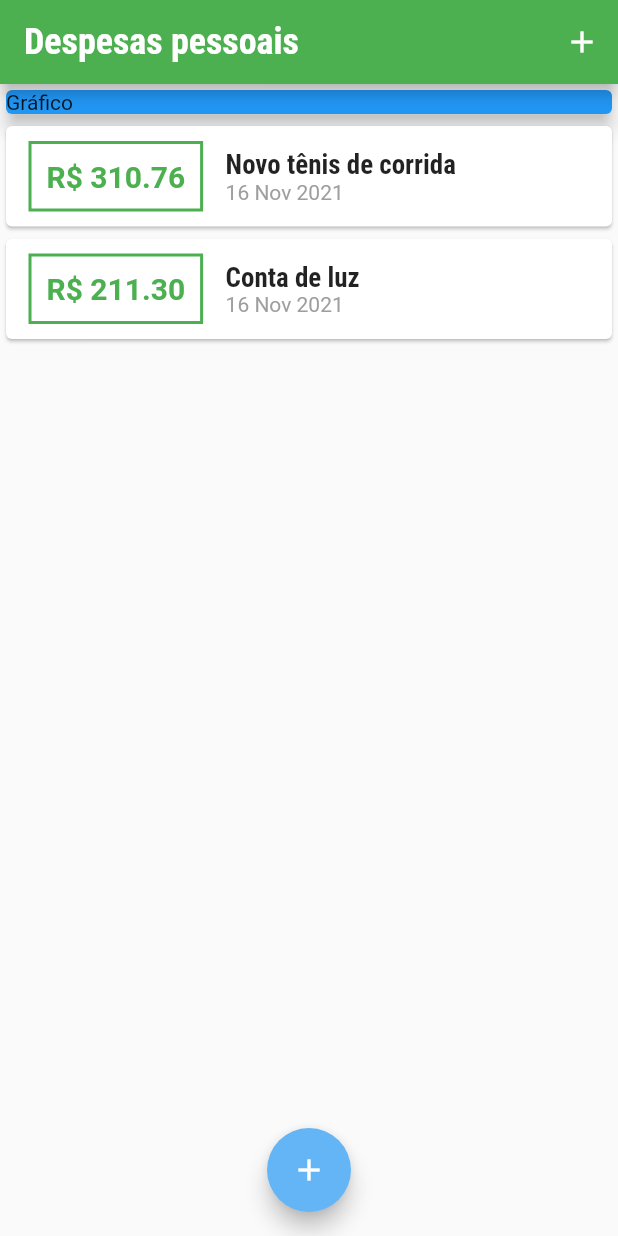
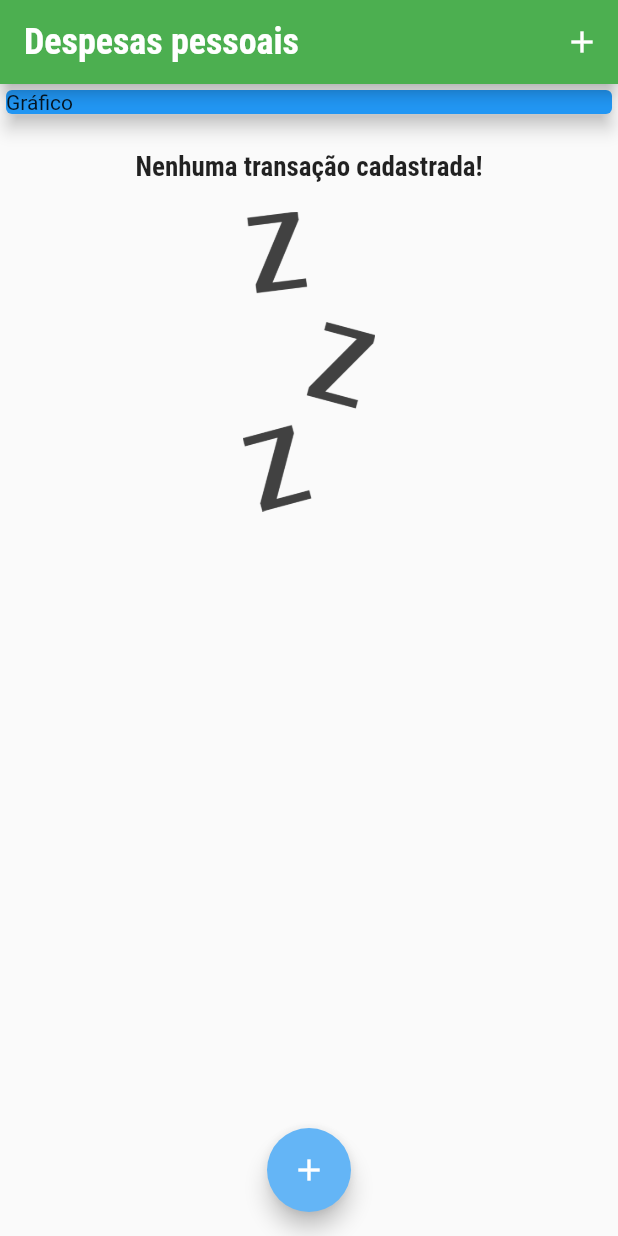
Before and after one commit to oElberte/expenses, a Flutter app: the screen it shows after launch, on a phone screen of 412 x 824 dp. Run offline on Flutter 3.47's test engine with Material 2 defaults, Android fonts, the phone set to English and light mode, and no system bars.

Commit message:
Added a screen waiting for transactions to be added

```diff
--- a/lib/components/transaction_list.dart
+++ b/lib/components/transaction_list.dart
@@ -12,7 +12,25 @@ class TransactionList extends StatelessWidget {
     // This part of code shows all the expenses registered in the app
     return SizedBox(
       height: 400,
-      child: ListView.builder(
+      child: transactions.isEmpty
+          ? Column(
+              children: [
+                const SizedBox(height: 20),
+                Text(
+                  "Nenhuma transação cadastrada!",
+                  style: Theme.of(context).textTheme.headline6,
+                ),
+                const SizedBox(height: 20),
+                SizedBox(
+                  height: 200,
+                  child: Image.asset(
+                    "assets/images/waiting.png",
+                    fit: BoxFit.cover,
+                  ),
+                ),
+              ],
+            )
+          : ListView.builder(
               itemCount: transactions.length,
               itemBuilder: (ctx, index) {
                 final tr = transactions[index];
--- a/lib/main.dart
+++ b/lib/main.dart
@@ -45,19 +45,19 @@ class MyHomePage extends StatefulWidget {
 }
 
 class _MyHomePageState extends State<MyHomePage> {
-  final _transactions = [
-    Transaction(
-      id: "t1",
-      title: "Novo tênis de corrida",
-      value: 310.76,
-      date: DateTime.now(),
-    ),
-    Transaction(
-      id: "t2",
-      title: "Conta de luz",
-      value: 211.30,
-      date: DateTime.now(),
-    )
+  final List<Transaction> _transactions = [
+    // Transaction(
+    //   id: "t1",
+    //   title: "Novo tênis de corrida",
+    //   value: 310.76,
+    //   date: DateTime.now(),
+    // ),
+    // Transaction(
+    //   id: "t2",
+    //   title: "Conta de luz",
+    //   value: 211.30,
+    //   date: DateTime.now(),
+    // )
   ];
 
   // This function adds the title and value inserted by the user to the transaction form and shows on screen
--- a/pubspec.yaml
+++ b/pubspec.yaml
@@ -59,8 +59,8 @@ flutter:
   uses-material-design: true
 
   # To add assets to your application, add an assets section, like this:
-  # assets:
-  #   - images/a_dot_burr.jpeg
+  assets:
+    - assets/images/waiting.png
   #   - images/a_dot_ham.jpeg
 
   # An image asset can refer to one or more resolution-specific "variants", see
```
Also changed, not shown: assets/images/waiting.png (added). Lines whose indentation alone changed are shown as unchanged.
